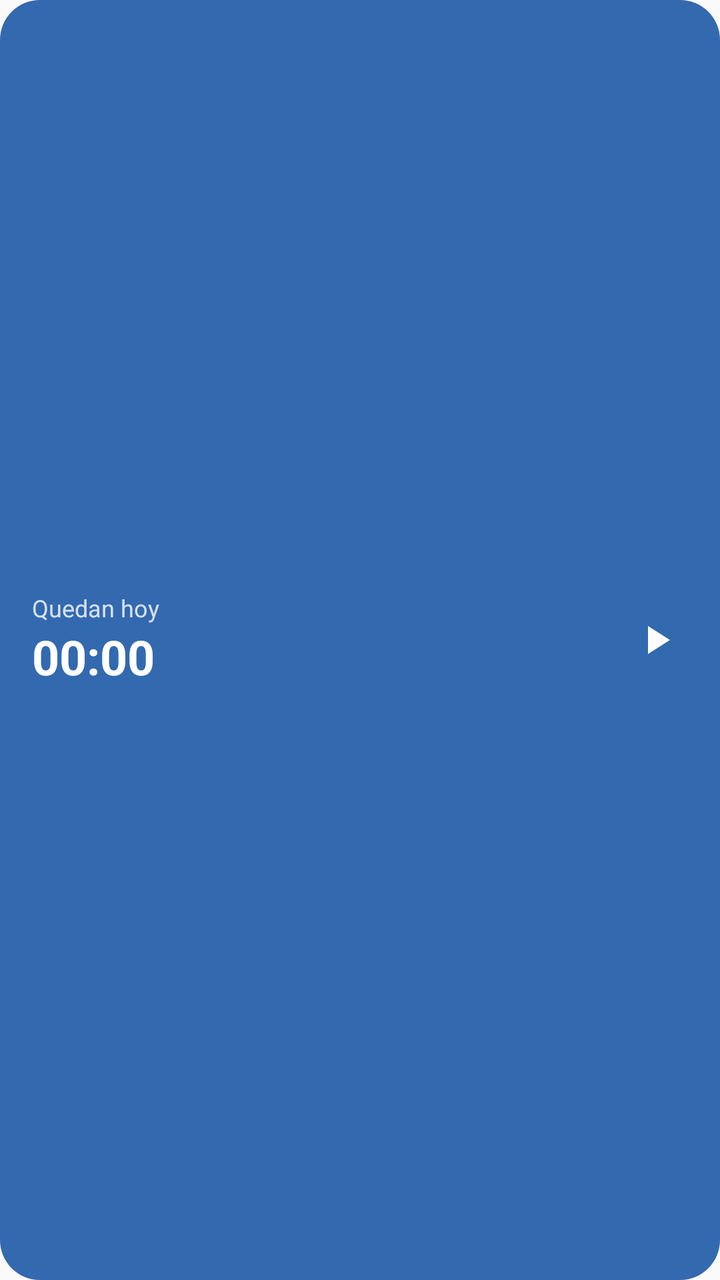
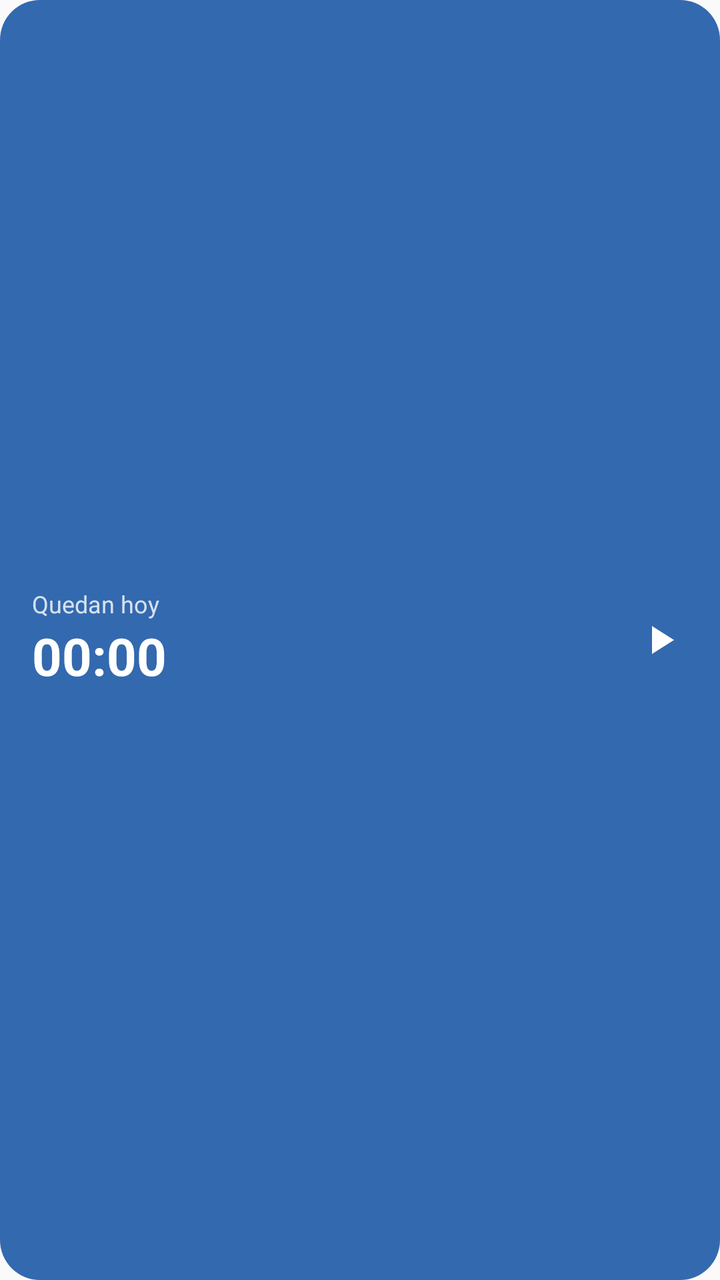

An Android layout rendered at two revisions. The XML below is the earlier revision; the diff shows what the commit changed to produce the second picture.
<!-- AndroidManifest.xml: application theme android:Theme.Material.Light.NoActionBar -->
<!-- res/layout/widget_timer.xml -->
<?xml version="1.0" encoding="utf-8"?>
<LinearLayout xmlns:android="http://schemas.android.com/apk/res/android"
    android:id="@+id/widget_root"
    android:layout_width="match_parent"
    android:layout_height="match_parent"
    android:background="@drawable/widget_background"
    android:gravity="center_vertical"
    android:orientation="horizontal"
    android:padding="8dp">

    <LinearLayout
        android:layout_width="0dp"
        android:layout_height="wrap_content"
        android:layout_weight="1"
        android:orientation="vertical"
        android:paddingStart="8dp">

        <TextView
            android:id="@+id/widget_label"
            android:layout_width="wrap_content"
            android:layout_height="wrap_content"
            android:text="Quedan hoy"
            android:textColor="#CCFFFFFF"
            android:textSize="12sp" />

        <Chronometer
            android:id="@+id/widget_chrono"
            android:layout_width="wrap_content"
            android:layout_height="wrap_content"
            android:textColor="#FFFFFFFF"
            android:textSize="24sp"
            android:textStyle="bold" />

        <TextView
            android:id="@+id/widget_static"
            android:layout_width="wrap_content"
            android:layout_height="wrap_content"
            android:textColor="#FFFFFFFF"
            android:textSize="24sp"
            android:textStyle="bold"
            android:visibility="gone" />
    </LinearLayout>

    <ImageButton
        android:id="@+id/widget_toggle"
        android:layout_width="48dp"
        android:layout_height="48dp"
        android:background="@android:color/transparent"
        android:contentDescription="Iniciar o parar"
        android:src="@drawable/ic_play" />
</LinearLayout>
<!-- resources referenced by this layout -->
<resources>
  <!-- drawable ic_play (drawable) -->
  <?xml version="1.0" encoding="utf-8"?>
  <vector xmlns:android="http://schemas.android.com/apk/res/android"
      android:width="24dp" android:height="24dp" android:viewportWidth="24" android:viewportHeight="24">
      <path android:fillColor="#FFFFFFFF" android:pathData="M8,5v14l11,-7z" />
  </vector>
  <!-- drawable widget_background (drawable) -->
  <?xml version="1.0" encoding="utf-8"?>
  <shape xmlns:android="http://schemas.android.com/apk/res/android" android:shape="rectangle">
      <solid android:color="#E61E5AA8" />
      <corners android:radius="20dp" />
  </shape>
</resources>

<!-- the commit's change to res/layout/widget_timer.xml (unified diff, before → after) -->
@@ -23,28 +23,37 @@
             android:textColor="#CCFFFFFF"
             android:textSize="12sp" />
 
+        
         <Chronometer
             android:id="@+id/widget_chrono"
-            android:layout_width="wrap_content"
-            android:layout_height="wrap_content"
+            android:layout_width="match_parent"
+            android:layout_height="36dp"
+            android:autoSizeMaxTextSize="26sp"
+            android:autoSizeMinTextSize="12sp"
+            android:autoSizeTextType="uniform"
+            android:gravity="center_vertical"
+            android:maxLines="1"
             android:textColor="#FFFFFFFF"
-            android:textSize="24sp"
             android:textStyle="bold" />
 
         <TextView
             android:id="@+id/widget_static"
-            android:layout_width="wrap_content"
-            android:layout_height="wrap_content"
+            android:layout_width="match_parent"
+            android:layout_height="36dp"
+            android:autoSizeMaxTextSize="26sp"
+            android:autoSizeMinTextSize="12sp"
+            android:autoSizeTextType="uniform"
+            android:gravity="center_vertical"
+            android:maxLines="1"
             android:textColor="#FFFFFFFF"
-            android:textSize="24sp"
             android:textStyle="bold"
             android:visibility="gone" />
     </LinearLayout>
 
     <ImageButton
         android:id="@+id/widget_toggle"
-        android:layout_width="48dp"
-        android:layout_height="48dp"
+        android:layout_width="44dp"
+        android:layout_height="44dp"
         android:background="@android:color/transparent"
         android:contentDescription="Iniciar o parar"
         android:src="@drawable/ic_play" />
